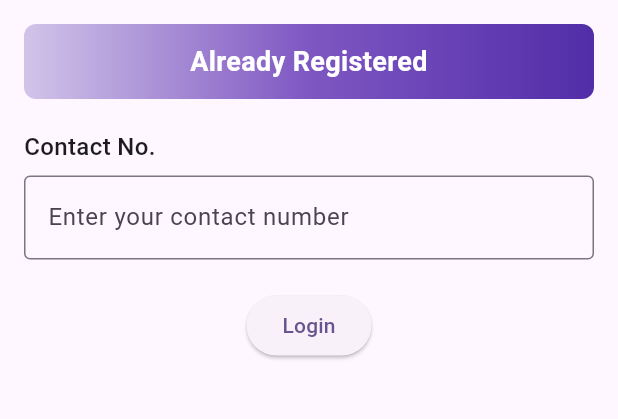
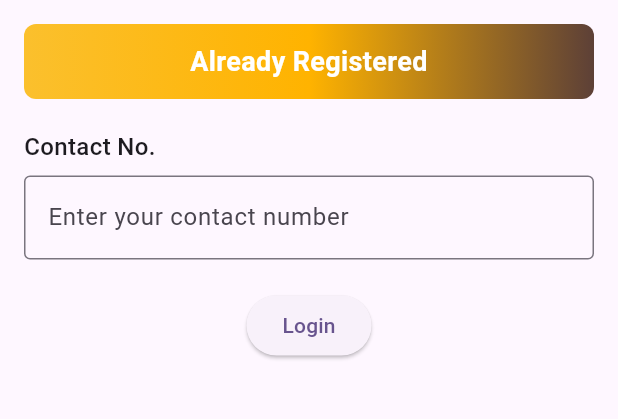
Before and after one commit to vedw3je/bnmc_ved, a Flutter app: the screen it shows after launch, after a tap on "Already Registered?", on a phone screen of 412 x 824 dp, the part 84-503 px from its top. Run offline on Flutter 3.47's test engine with Material 3 defaults, Android fonts, the phone set to English and light mode, and no system bars; our stand-ins replace bloc, equatable, flutter_bloc, html_unescape, lottie, shared_preferences and 1 more; accounts and stored records are empty; network calls fail.

Commit message:
minor additions

```diff
--- a/lib/login/screen/already_registered.dart
+++ b/lib/login/screen/already_registered.dart
@@ -1,3 +1,4 @@
+import 'package:bncmc/commonwidgets/gradient_container.dart';
 import 'package:bncmc/home/homescreen.dart';
 import 'package:bncmc/login/bloc/login_cubit.dart';
 import 'package:bncmc/login/screen/otp_screen.dart';
@@ -66,31 +67,7 @@ class AlreadyRegisteredScreen extends StatelessWidget {
           child: Column(
             crossAxisAlignment: CrossAxisAlignment.start,
             children: [
-              Container(
-                width: double.infinity,
-                decoration: BoxDecoration(
-                  gradient: LinearGradient(
-                    colors: [
-                      Colors.deepPurple[100]!, // Light purple
-                      Colors.deepPurple[400]!, // Medium purple
-                      Colors.deepPurple[700]!, // Dark purple
-                    ],
-                    begin: Alignment.centerLeft,
-                    end: Alignment.centerRight,
-                  ),
-                  borderRadius: BorderRadius.circular(8.0),
-                ),
-                padding: EdgeInsets.all(12.0),
-                child: Text(
-                  'Already Registered',
-                  style: TextStyle(
-                    fontSize: 18.0,
-                    fontWeight: FontWeight.bold,
-                    color: Colors.white,
-                  ),
-                  textAlign: TextAlign.center,
-                ),
-              ),
+              GradientContainer(text: 'Already Registered'),
               SizedBox(height: 20.0),
               Text(
                 'Contact No.',
--- a/lib/register/widget/register_form.dart
+++ b/lib/register/widget/register_form.dart
@@ -1,3 +1,4 @@
+import 'package:bncmc/commonwidgets/gradient_container.dart';
 import 'package:bncmc/home/homescreen.dart';
 import 'package:bncmc/login/bloc/login_cubit.dart';
 import 'package:bncmc/login/screen/already_registered.dart';
@@ -96,31 +97,7 @@ class _RegisterFormState extends State<RegisterForm> {
           padding: const EdgeInsets.all(16.0),
           child: Column(
             children: [
-              Container(
-                width: double.infinity,
-                decoration: BoxDecoration(
-                  gradient: LinearGradient(
-                    colors: [
-                      Colors.deepPurple[100]!, // Light purple
-                      Colors.deepPurple[400]!, // Medium purple
-                      Colors.deepPurple[700]!, // Dark purple
-                    ],
-                    begin: Alignment.centerLeft,
-                    end: Alignment.centerRight,
-                  ),
-                  borderRadius: BorderRadius.circular(8.0),
-                ),
-                padding: EdgeInsets.all(12.0),
-                child: Text(
-                  'Already Registered',
-                  style: TextStyle(
-                    fontSize: 18.0,
-                    fontWeight: FontWeight.bold,
-                    color: Colors.white,
-                  ),
-                  textAlign: TextAlign.center,
-                ),
-              ),
+              GradientContainer(text: 'Register Here'),
               Expanded(
                 child: SingleChildScrollView(
                   padding: const EdgeInsets.all(16),
```
Also changed, not shown: lib/home/widgets/drawer.dart (+25 -2 lines), lib/login/screen/otp_screen.dart (+2 -25 lines).
